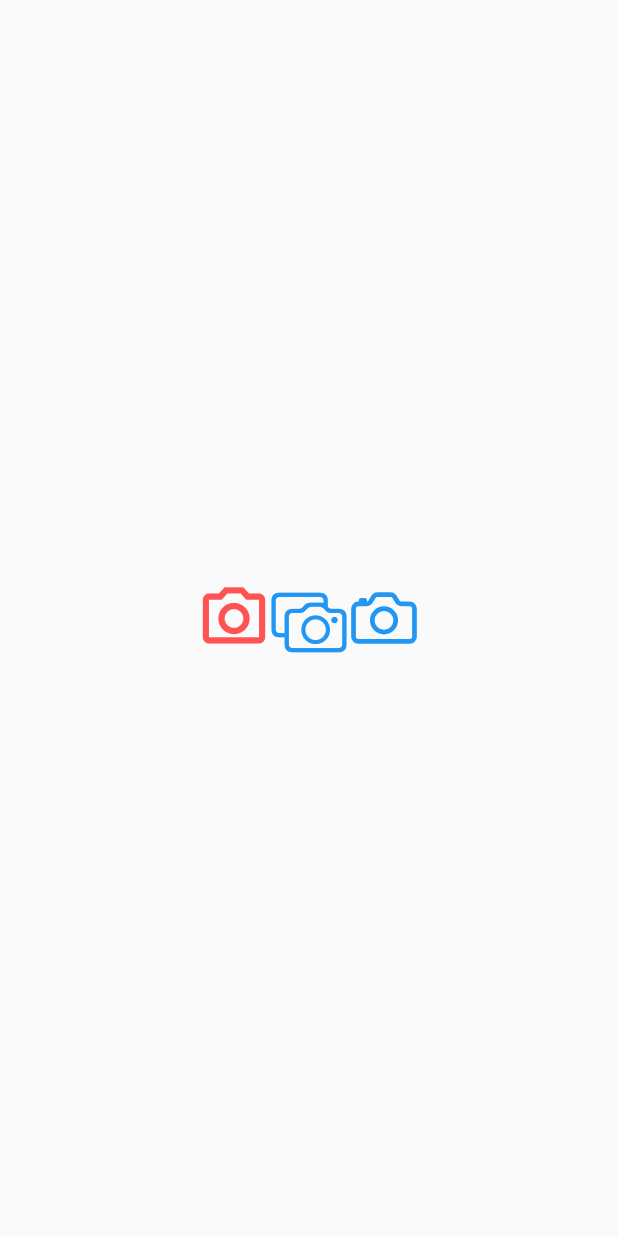
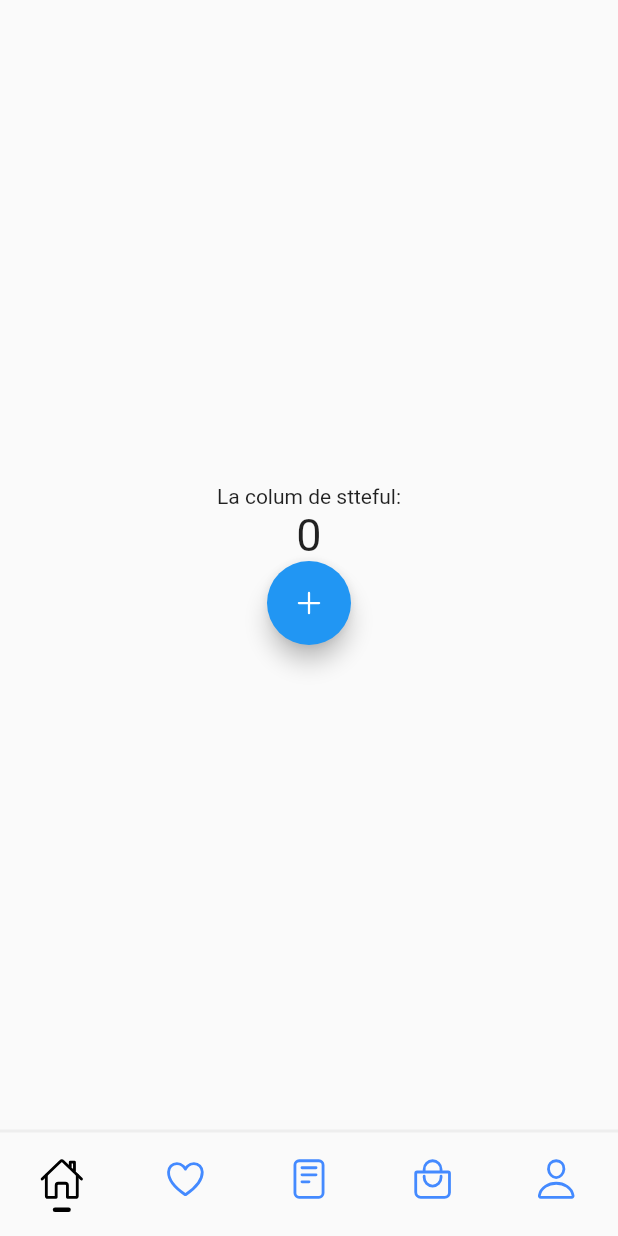
Before and after one commit to HernandoPinzon/flutter_app1, a Flutter app: the screen it shows after launch, on a phone screen of 412 x 824 dp. Run offline on Flutter 3.47's test engine with Material 2 defaults, Android fonts, the phone set to English and light mode, and no system bars; our stand-ins replace ionicons.

Commit message:
mas cosas

```diff
--- a/lib/main.dart
+++ b/lib/main.dart
@@ -1,5 +1,5 @@
 import 'package:flutter/material.dart';
-import 'package:flutter_app2/pages/pagina_home4.dart';
+import 'package:flutter_app2/pages/pagina_home9.dart';
 
 void main(){
   runApp(MiAplic());
--- /dev/null
+++ b/lib/pages/pagina_home9.dart
@@ -0,0 +1,29 @@
+// ignore_for_file: prefer_const_constructors, prefer_const_literals_to_create_immutables
+
+import 'package:flutter/material.dart';
+import 'package:flutter/cupertino.dart';
+import 'package:flutter_app2/pages/widgets/My_Counter.dart';
+import 'package:ionicons/ionicons.dart';
+import './widgets/my_botton_navigation_bar.dart';
+
+
+class PaginaHome extends StatelessWidget{
+
+  void onPressed(String saludo){
+    print(saludo + " 😀😀😀");
+  }
+
+  @override
+  Widget build(BuildContext context) {
+
+    return Scaffold(
+
+      bottomNavigationBar: MyBottonNavigationBar(),
+      body: Center(
+        child: MyCounter(),
+      ),
+
+    );
+  }
+
+}
--- /dev/null
+++ b/lib/pages/widgets/My_Counter.dart
@@ -0,0 +1,45 @@
+
+
+
+import 'package:flutter/material.dart';
+import 'package:ionicons/ionicons.dart';
+
+class MyCounter extends StatefulWidget{
+
+  @override
+  State createState(){ //puede ser lamda => MyCounterState();
+    return MycounterState();
+  }
+}
+
+class MycounterState extends State{
+
+  int counter = 0;
+
+  void add(){
+    counter+=1;
+    setState(() {
+
+    });
+  }
+
+  @override
+  Widget build(BuildContext context) {
+
+    return Column(
+      mainAxisSize: MainAxisSize.min,
+      children: [
+        Text("La colum de stteful:"),
+        Text("$counter",
+          style: TextStyle(fontSize: 30),
+
+        ),
+        FloatingActionButton(
+          onPressed: add,
+          child: Icon(Ionicons.add_outline),
+        )
+      ],
+    );
+  }
+
+}
--- /dev/null
+++ b/lib/pages/widgets/my_botton_navigation_bar.dart
@@ -0,0 +1,85 @@
+
+// ignore_for_file: prefer_const_constructors
+
+import 'package:flutter/cupertino.dart';
+import 'package:flutter/material.dart';
+import 'package:flutter_app2/pages/widgets/my_botton_navigation_bar_item.dart';
+import 'package:ionicons/ionicons.dart';
+
+class MyBottonNavigationBar extends StatefulWidget {
+  @override
+  State<MyBottonNavigationBar> createState() => _MyBottonNavigationBarState();
+}
+
+class _MyBottonNavigationBarState extends State<MyBottonNavigationBar> {
+
+  int currentTab=0;
+
+
+  @override
+  Widget build(BuildContext context) {
+    return Container(
+      decoration: BoxDecoration(
+        border: Border(
+          top: BorderSide(
+            color: Colors.grey.shade200,
+            width: 2
+          )
+        )
+      ),
+      child: Row(
+        crossAxisAlignment: CrossAxisAlignment.start,
+        // ignore: prefer_const_literals_to_create_immutables
+        children: [
+          MyButtonNavigationBarItem(
+            iconData: Ionicons.home_outline,
+            isActive: currentTab == 0,
+            onPressed: (){
+              currentTab=0;
+            },),
+          MyButtonNavigationBarItem(
+            iconData: Ionicons.heart_outline,
+            isActive: currentTab==1,
+            onPressed: (){
+              currentTab=1;
+              setState(() {
+
+              });
+            }
+            ),
+          MyButtonNavigationBarItem(
+            iconData: Ionicons.reader_outline,
+            isActive: currentTab==2,
+            onPressed: (){
+              currentTab=2;
+              setState(() {
+
+              });
+            }
+            ),
+          MyButtonNavigationBarItem(
+            iconData: Ionicons.bag_handle_outline,
+            isActive: currentTab==3,
+            onPressed: (){
+              currentTab=3;
+              setState(() {
+
+              });
+            }
+            ),
+          MyButtonNavigationBarItem(
+            iconData: Ionicons.person_outline,
+            isActive: currentTab==4,
+            onPressed: (){
+              currentTab=4;
+              setState(() {
+
+              });
+            }
+            ),
+
+        ],
+      )
+    );
+  }
+}
--- /dev/null
+++ b/lib/pages/widgets/my_botton_navigation_bar_item.dart
@@ -0,0 +1,52 @@
+
+
+
+// ignore_for_file: prefer_const_constructors
+
+import 'package:flutter/cupertino.dart';
+import 'package:flutter/material.dart';
+import 'package:ionicons/ionicons.dart';
+
+class MyButtonNavigationBarItem extends StatelessWidget {
+  const MyButtonNavigationBarItem({
+    Key? key,
+    required this.iconData,
+    this.isActive = false,
+    required this.onPressed,
+    }) : super(key: key);
+
+  final IconData iconData;
+  final bool isActive;
+  final void Function() onPressed;
+
+  @override
+  Widget build(BuildContext context) {
+    return Expanded(
+      child: CupertinoButton(
+              onPressed: (){
+                onPressed();
+              },
+              child: Column(
+                mainAxisSize: MainAxisSize.min,
+                children: [
+                  Icon(
+                    iconData,
+                    size: 30,
+                    color: isActive? Colors.black : Colors.blueAccent,
+                  ),
+
+                  isActive? Container(
+                    margin: EdgeInsets.only(top: 4),
+                    width: 12,
+                    height: 3,
+                    decoration: BoxDecoration(
+                      borderRadius: BorderRadius.circular(30),
+                      color: Colors.black
+                    ),
+                  ):Container()
+                ],
+              )
+            ),
+      );
+  }
+}
```
Also changed, not shown: lib/pages/pagina_home2.dart (+90 -0 lines), lib/pages/pagina_home5.dart (added, +44 -0 lines), lib/pages/pagina_home6.dart (added, +71 -0 lines), lib/pages/pagina_home7.dart (added, +38 -0 lines), lib/pages/pagina_home8.dart (added, +65 -0 lines).
